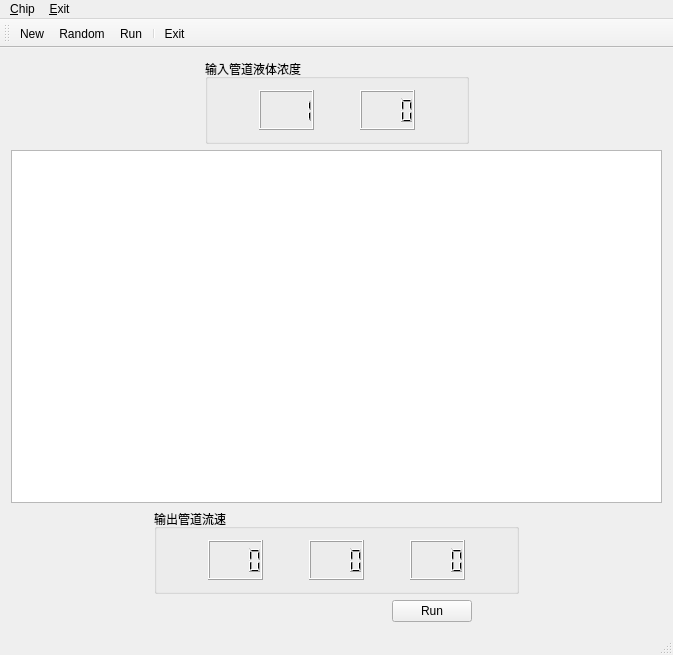
The window that mainwindow.ui (MangoMaster/qt_microfluidic_chip_simulator) describes before a commit, drawn with Qt 5.
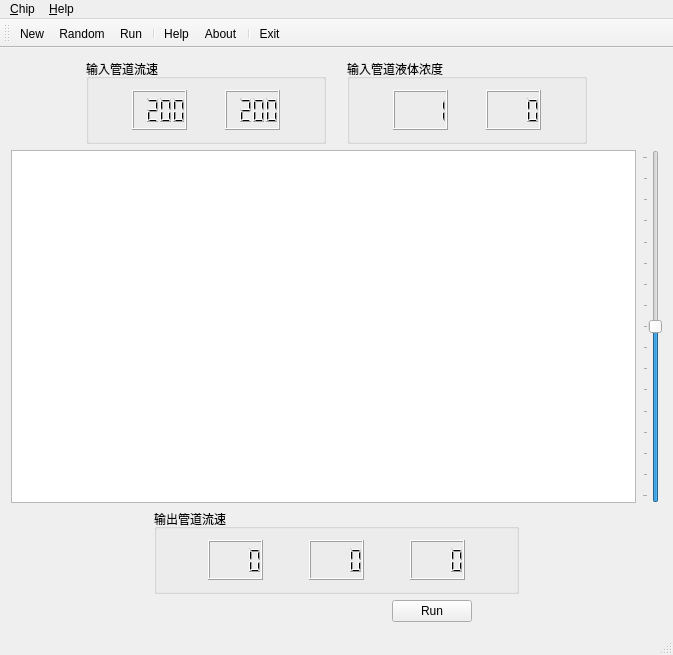
The same window after the commit. Icons and pictures are not drawn. Custom widgets are drawn as their Qt base class.

Commit message: add help & about; add chip scale

Patch:
```diff
--- a/mainwindow.ui
+++ b/mainwindow.ui
@@ -20,7 +20,7 @@
   <widget class="QWidget" name="centralWidget">
    <layout class="QVBoxLayout" name="verticalLayout">
     <item>
-     <layout class="QHBoxLayout" name="horizontalLayout_3">
+     <layout class="QHBoxLayout" name="horizontalLayout_7">
       <item>
        <spacer name="horizontalSpacer_8">
         <property name="orientation">
@@ -34,6 +34,94 @@
         </property>
        </spacer>
       </item>
+      <item>
+       <widget class="QGroupBox" name="groupBox_3">
+        <property name="title">
+         <string>输入管道流速</string>
+        </property>
+        <layout class="QGridLayout" name="gridLayout_3">
+         <item row="0" column="0">
+          <layout class="QHBoxLayout" name="horizontalLayout_3">
+           <item>
+            <spacer name="horizontalSpacer_16">
+             <property name="orientation">
+              <enum>Qt::Horizontal</enum>
+             </property>
+             <property name="sizeHint" stdset="0">
+              <size>
+               <width>40</width>
+               <height>40</height>
+              </size>
+             </property>
+            </spacer>
+           </item>
+           <item>
+            <widget class="QLCDNumber" name="lcdNumber_6">
+             <property name="digitCount">
+              <number>4</number>
+             </property>
+             <property name="intValue" stdset="0">
+              <number>200</number>
+             </property>
+            </widget>
+           </item>
+           <item>
+            <spacer name="horizontalSpacer_17">
+             <property name="orientation">
+              <enum>Qt::Horizontal</enum>
+             </property>
+             <property name="sizeHint" stdset="0">
+              <size>
+               <width>40</width>
+               <height>20</height>
+              </size>
+             </property>
+            </spacer>
+           </item>
+           <item>
+            <widget class="QLCDNumber" name="lcdNumber_7">
+             <property name="digitCount">
+              <number>4</number>
+             </property>
+             <property name="intValue" stdset="0">
+              <number>200</number>
+             </property>
+            </widget>
+           </item>
+           <item>
+            <spacer name="horizontalSpacer_18">
+             <property name="orientation">
+              <enum>Qt::Horizontal</enum>
+             </property>
+             <property name="sizeHint" stdset="0">
+              <size>
+               <width>40</width>
+               <height>20</height>
+              </size>
+             </property>
+            </spacer>
+           </item>
+          </layout>
+         </item>
+        </layout>
+       </widget>
+      </item>
+      <item>
+       <spacer name="horizontalSpacer_15">
+        <property name="orientation">
+         <enum>Qt::Horizontal</enum>
+        </property>
+        <property name="sizeType">
+         <enum>QSizePolicy::Preferred</enum>
+        </property>
+        <property name="sizeHint" stdset="0">
+         <size>
+          <width>40</width>
+          <height>20</height>
+         </size>
+        </property>
+       </spacer>
+      </item>
       <item>
        <widget class="QGroupBox" name="groupBox">
         <property name="title">
@@ -119,7 +207,33 @@
      </layout>
     </item>
     <item>
-     <widget class="Chip" name="graphicsView"/>
+     <layout class="QHBoxLayout" name="horizontalLayout_6">
+      <item>
+       <widget class="Chip" name="graphicsView"/>
+      </item>
+      <item>
+       <widget class="QSlider" name="verticalSlider">
+        <property name="minimum">
+         <number>20</number>
+        </property>
+        <property name="maximum">
+         <number>180</number>
+        </property>
+        <property name="singleStep">
+         <number>5</number>
+        </property>
+        <property name="value">
+         <number>100</number>
+        </property>
+        <property name="orientation">
+         <enum>Qt::Vertical</enum>
+        </property>
+        <property name="tickPosition">
+         <enum>QSlider::TicksAbove</enum>
+        </property>
+       </widget>
+      </item>
+     </layout>
     </item>
     <item>
      <layout class="QHBoxLayout" name="horizontalLayout_4">
@@ -310,15 +424,20 @@
     <addaction name="action_New"/>
     <addaction name="actionRandom"/>
     <addaction name="action_Run"/>
-   </widget>
-   <widget class="QMenu" name="menu_Exit">
-    <property name="title">
-     <string>&amp;Exit</string>
-    </property>
+    <addaction name="separator"/>
     <addaction name="action_Exit"/>
    </widget>
+   <widget class="QMenu" name="menu_Help">
+    <property name="title">
+     <string>&amp;Help</string>
+    </property>
+    <addaction name="action_Help"/>
+    <addaction name="separator"/>
+    <addaction name="action_About"/>
+    <addaction name="actionAbout_Qt"/>
+   </widget>
    <addaction name="menu_Settings"/>
-   <addaction name="menu_Exit"/>
+   <addaction name="menu_Help"/>
   </widget>
   <widget class="QToolBar" name="mainToolBar">
    <attribute name="toolBarArea">
@@ -331,6 +450,9 @@
    <addaction name="actionRandom"/>
    <addaction name="action_Run"/>
    <addaction name="separator"/>
+   <addaction name="action_Help"/>
+   <addaction name="action_About"/>
+   <addaction name="separator"/>
    <addaction name="action_Exit"/>
   </widget>
   <widget class="QStatusBar" name="statusBar"/>
@@ -382,6 +504,39 @@
    <property name="text">
     <string>&amp;Exit</string>
    </property>
+   <property name="shortcut">
+    <string>Ctrl+Q</string>
+   </property>
+  </action>
+  <action name="action_Help">
+   <property name="icon">
+    <iconset>
+     <normalon>:/icon/help.png</normalon>
+    </iconset>
+   </property>
+   <property name="text">
+    <string>&amp;Help</string>
+   </property>
+  </action>
+  <action name="action_About">
+   <property name="icon">
+    <iconset>
+     <normalon>:/icon/about.png</normalon>
+    </iconset>
+   </property>
+   <property name="text">
+    <string>&amp;About</string>
+   </property>
+  </action>
+  <action name="actionAbout_Qt">
+   <property name="icon">
+    <iconset>
+     <normalon>:/icon/qt.png</normalon>
+    </iconset>
+   </property>
+   <property name="text">
+    <string>About Qt</string>
+   </property>
   </action>
  </widget>
  <layoutdefault spacing="6" margin="11"/>
```
Left out of the diff: 25 changed lines with no effect on the pictures. The commit also changes 10 other files.
